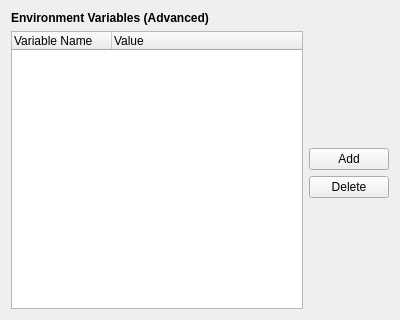
lxqt/lxqt-session, file lxqt-config-session/environmentpage.ui: the form before one commit.
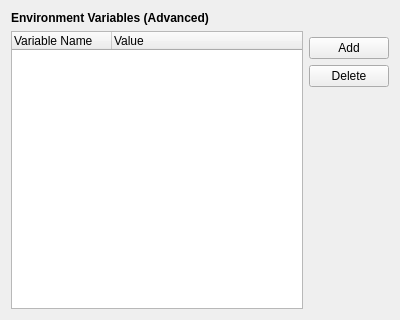
The form after the commit.

Commit message: Adjust the positions of buttons in autostart and environment variable settings pages.

Patch:
```diff
--- a/lxqt-config-session/environmentpage.ui
+++ b/lxqt-config-session/environmentpage.ui
@@ -11,19 +11,6 @@
    </rect>
   </property>
   <layout class="QGridLayout" name="gridLayout_7">
-   <item row="1" column="1">
-    <spacer name="verticalSpacer_2">
-     <property name="orientation">
-      <enum>Qt::Vertical</enum>
-     </property>
-     <property name="sizeHint" stdset="0">
-      <size>
-       <width>59</width>
-       <height>97</height>
-      </size>
-     </property>
-    </spacer>
-   </item>
    <item row="2" column="1">
     <widget class="QPushButton" name="addButton">
      <property name="text">
```
The commit also changes 1 other file.
